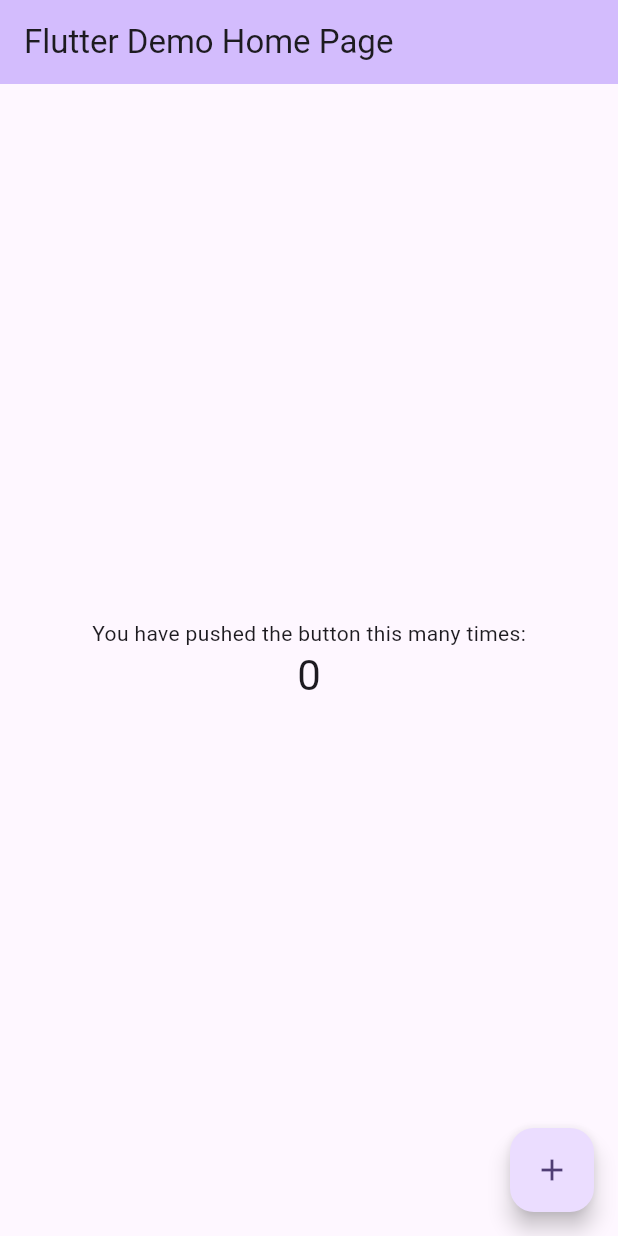
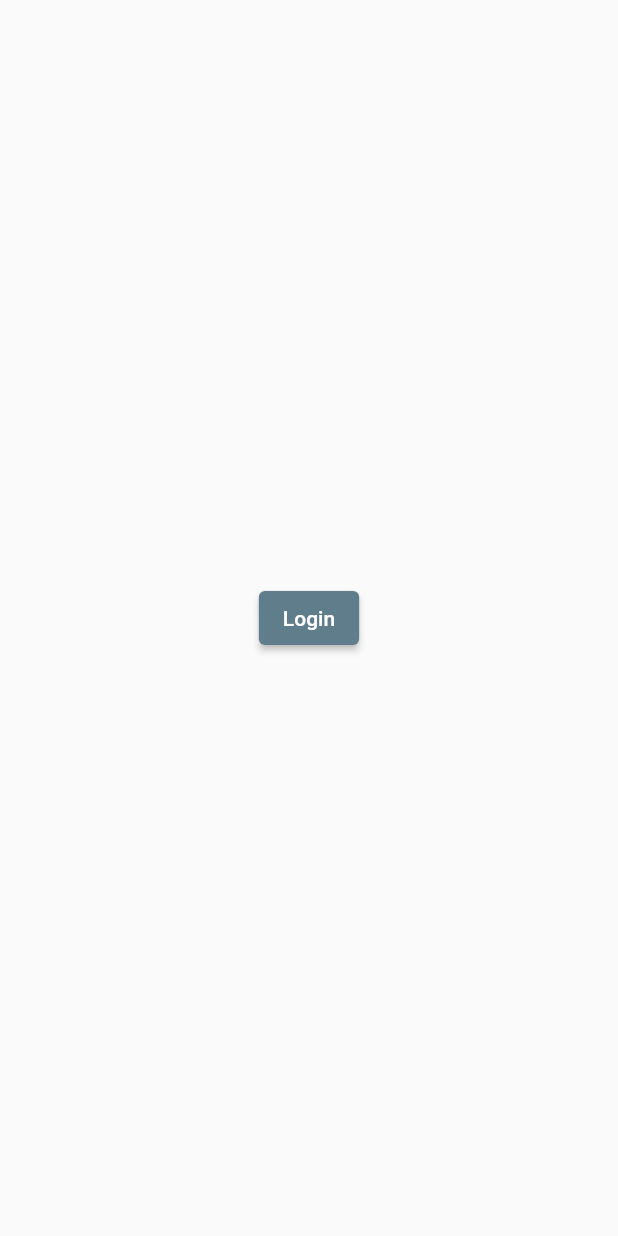
Before and after one commit to fahiem152/movie_tickets, a Flutter app: the screen it shows after launch, on a phone screen of 412 x 824 dp. Run offline on Flutter 3.47's test engine with Material 2 defaults, Android fonts, the phone set to English and light mode, and no system bars; our stand-ins replace firebase_core, freezed_annotation; accounts and stored records are empty.

Commit message:
feat: Implement Login with dummy

```diff
--- a/lib/main.dart
+++ b/lib/main.dart
@@ -1,5 +1,6 @@
 import 'package:flutter/material.dart';
 import 'package:firebase_core/firebase_core.dart';
+import 'package:movie_tickets/presentation/pages/login/login_page.dart';
 import 'firebase_options.dart';
 
 void main() async {
@@ -16,116 +17,9 @@ class MyApp extends StatelessWidget {
   // This widget is the root of your application.
   @override
   Widget build(BuildContext context) {
-    return MaterialApp(
-      title: 'Flutter Demo',
-      theme: ThemeData(
-        // This is the theme of your application.
-        //
-        // TRY THIS: Try running your application with "flutter run". You'll see
-        // the application has a blue toolbar. Then, without quitting the app,
-        // try changing the seedColor in the colorScheme below to Colors.green
-        // and then invoke "hot reload" (save your changes or press the "hot
-        // reload" button in a Flutter-supported IDE, or press "r" if you used
-        // the command line to start the app).
-        //
-        // Notice that the counter didn't reset back to zero; the application
-        // state is not lost during the reload. To reset the state, use hot
-        // restart instead.
-        //
-        // This works for code too, not just values: Most code changes can be
-        // tested with just a hot reload.
-        colorScheme: ColorScheme.fromSeed(seedColor: Colors.deepPurple),
-        useMaterial3: true,
-      ),
-      home: const MyHomePage(title: 'Flutter Demo Home Page'),
+    return const MaterialApp(
+      debugShowCheckedModeBanner: false,
+      home: LoginPage(),
     );
   }
 }
-
-class MyHomePage extends StatefulWidget {
-  const MyHomePage({super.key, required this.title});
-
-  // This widget is the home page of your application. It is stateful, meaning
-  // that it has a State object (defined below) that contains fields that affect
-  // how it looks.
-
-  // This class is the configuration for the state. It holds the values (in this
-  // case the title) provided by the parent (in this case the App widget) and
-  // used by the build method of the State. Fields in a Widget subclass are
-  // always marked "final".
-
-  final String title;
-
-  @override
-  State<MyHomePage> createState() => _MyHomePageState();
-}
-
-class _MyHomePageState extends State<MyHomePage> {
-  int _counter = 0;
-
-  void _incrementCounter() {
-    setState(() {
-      // This call to setState tells the Flutter framework that something has
-      // changed in this State, which causes it to rerun the build method below
-      // so that the display can reflect the updated values. If we changed
-      // _counter without calling setState(), then the build method would not be
-      // called again, and so nothing would appear to happen.
-      _counter++;
-    });
-  }
-
-  @override
-  Widget build(BuildContext context) {
-    // This method is rerun every time setState is called, for instance as done
-    // by the _incrementCounter method above.
-    //
-    // The Flutter framework has been optimized to make rerunning build methods
-    // fast, so that you can just rebuild anything that needs updating rather
-    // than having to individually change instances of widgets.
-    return Scaffold(
-      appBar: AppBar(
-        // TRY THIS: Try changing the color here to a specific color (to
-        // Colors.amber, perhaps?) and trigger a hot reload to see the AppBar
-        // change color while the other colors stay the same.
-        backgroundColor: Theme.of(context).colorScheme.inversePrimary,
-        // Here we take the value from the MyHomePage object that was created by
-        // the App.build method, and use it to set our appbar title.
-        title: Text(widget.title),
-      ),
-      body: Center(
-        // Center is a layout widget. It takes a single child and positions it
-        // in the middle of the parent.
-        child: Column(
-          // Column is also a layout widget. It takes a list of children and
-          // arranges them vertically. By default, it sizes itself to fit its
-          // children horizontally, and tries to be as tall as its parent.
-          //
-          // Column has various properties to control how it sizes itself and
-          // how it positions its children. Here we use mainAxisAlignment to
-          // center the children vertically; the main axis here is the vertical
-          // axis because Columns are vertical (the cross axis would be
-          // horizontal).
-          //
-          // TRY THIS: Invoke "debug painting" (choose the "Toggle Debug Paint"
-          // action in the IDE, or press "p" in the console), to see the
-          // wireframe for each widget.
-          mainAxisAlignment: MainAxisAlignment.center,
-          children: <Widget>[
-            const Text(
-              'You have pushed the button this many times:',
-            ),
-            Text(
-              '$_counter',
-              style: Theme.of(context).textTheme.headlineMedium,
-            ),
-          ],
-        ),
-      ),
-      floatingActionButton: FloatingActionButton(
-        onPressed: _incrementCounter,
-        tooltip: 'Increment',
-        child: const Icon(Icons.add),
-      ), // This trailing comma makes auto-formatting nicer for build methods.
-    );
-  }
-}
--- /dev/null
+++ b/lib/presentation/pages/login/login_page.dart
@@ -0,0 +1,53 @@
+import 'package:flutter/material.dart';
+import 'package:movie_tickets/data/dummies/dummy_authentication.dart';
+import 'package:movie_tickets/data/dummies/dummy_user_repository.dart';
+import 'package:movie_tickets/domain/usecases/logn/login.dart';
+import 'package:movie_tickets/presentation/pages/main_page/main_page.dart';
+
+class LoginPage extends StatelessWidget {
+  const LoginPage({super.key});
+
+  @override
+  Widget build(BuildContext context) {
+    return Scaffold(
+        body: Center(
+      child: ElevatedButton(
+        style: ElevatedButton.styleFrom(
+          backgroundColor: Colors.blueGrey,
+        ),
+        onPressed: () {
+          Login login = Login(
+            authentication: DummyAuthentication(),
+            userRepository: DummyUserRepository(),
+          );
+          login
+              .call(
+            LoginParams(
+              email: "email",
+              password: "password",
+            ),
+          )
+              .then((result) {
+            if (result.isSuccess) {
+              Navigator.pushReplacement(
+                context,
+                MaterialPageRoute(
+                  builder: (context) => MainPage(
+                    user: result.resultValue!,
+                  ),
+                ),
+              );
+            } else {
+              ScaffoldMessenger.of(context).showSnackBar(
+                SnackBar(
+                  content: Text(result.errorMessage!),
+                ),
+              );
+            }
+          });
+        },
+        child: const Text("Login"),
+      ),
+    ));
+  }
+}
```
Also changed, not shown: lib/data/dummies/dummy_authentication.dart (added, +31 -0 lines), lib/data/dummies/dummy_user_repository.dart (added, +52 -0 lines), lib/presentation/pages/main_page/main_page.dart (added, +19 -0 lines).
